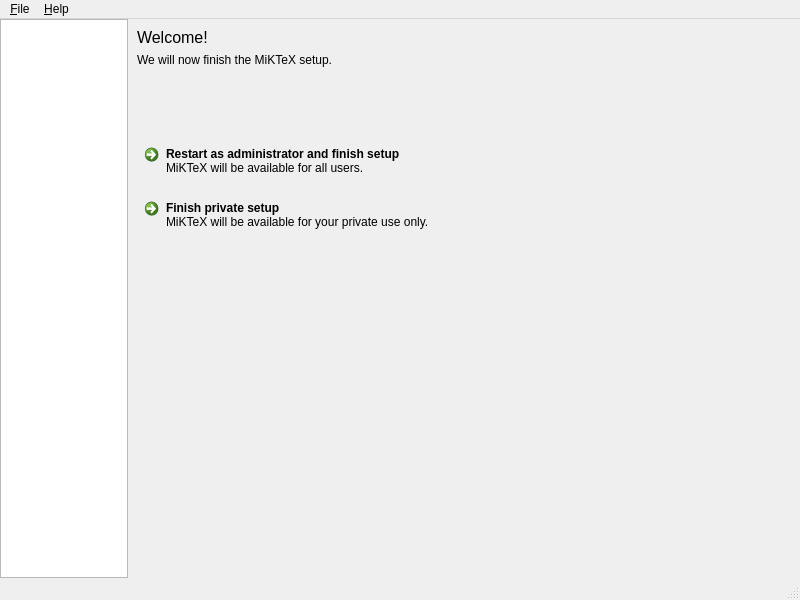
Above: Programs/MiKTeX/Console/Qt/mainwindow.ui from MiKTeX/miktex before the change. Below: the same form after it.
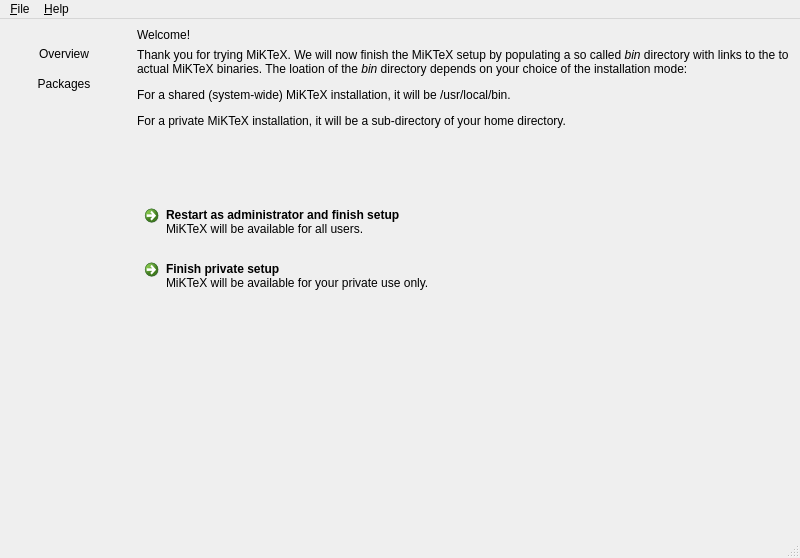
That is the form after the change. The open tabs and pages were chosen to show the change. Icons and pictures are not drawn.

Commit message: MiKTeX Console

```diff
--- a/Programs/MiKTeX/Console/Qt/mainwindow.ui
+++ b/Programs/MiKTeX/Console/Qt/mainwindow.ui
@@ -7,7 +7,7 @@
     <x>0</x>
     <y>0</y>
     <width>800</width>
-    <height>600</height>
+    <height>558</height>
    </rect>
   </property>
   <property name="windowTitle">
@@ -35,13 +35,93 @@
      <number>0</number>
     </property>
     <item>
-     <widget class="QListWidget" name="listWidget">
-      <property name="maximumSize">
+     <widget class="QWidget" name="verticalWidget" native="true">
+      <property name="sizePolicy">
+       <sizepolicy hsizetype="Fixed" vsizetype="Preferred">
+        <horstretch>0</horstretch>
+        <verstretch>0</verstretch>
+       </sizepolicy>
+      </property>
+      <property name="minimumSize">
        <size>
         <width>128</width>
-        <height>16777215</height>
+        <height>0</height>
        </size>
       </property>
+      <layout class="QVBoxLayout" name="verticalLayout_7">
+       <property name="spacing">
+        <number>0</number>
+       </property>
+       <property name="leftMargin">
+        <number>0</number>
+       </property>
+       <property name="topMargin">
+        <number>20</number>
+       </property>
+       <property name="rightMargin">
+        <number>0</number>
+       </property>
+       <property name="bottomMargin">
+        <number>0</number>
+       </property>
+       <item>
+        <widget class="QPushButton" name="pushButton_2">
+         <property name="minimumSize">
+          <size>
+           <width>0</width>
+           <height>30</height>
+          </size>
+         </property>
+         <property name="text">
+          <string>Overview</string>
+         </property>
+         <property name="checkable">
+          <bool>true</bool>
+         </property>
+         <property name="autoExclusive">
+          <bool>true</bool>
+         </property>
+         <property name="flat">
+          <bool>true</bool>
+         </property>
+        </widget>
+       </item>
+       <item>
+        <widget class="QPushButton" name="pushButton_3">
+         <property name="minimumSize">
+          <size>
+           <width>0</width>
+           <height>30</height>
+          </size>
+         </property>
+         <property name="text">
+          <string>Packages</string>
+         </property>
+         <property name="checkable">
+          <bool>true</bool>
+         </property>
+         <property name="autoExclusive">
+          <bool>true</bool>
+         </property>
+         <property name="flat">
+          <bool>true</bool>
+         </property>
+        </widget>
+       </item>
+       <item>
+        <spacer name="verticalSpacer_6">
+         <property name="orientation">
+          <enum>Qt::Vertical</enum>
+         </property>
+         <property name="sizeHint" stdset="0">
+          <size>
+           <width>20</width>
+           <height>40</height>
+          </size>
+         </property>
+        </spacer>
+       </item>
+      </layout>
      </widget>
     </item>
     <item>
@@ -53,11 +133,6 @@
        <layout class="QVBoxLayout" name="verticalLayout_6">
         <item>
          <widget class="QLabel" name="label_7">
-          <property name="font">
-           <font>
-            <pointsize>12</pointsize>
-           </font>
-          </property>
           <property name="text">
            <string>Welcome!</string>
           </property>
@@ -69,7 +144,10 @@
         <item>
          <widget class="QLabel" name="label_10">
           <property name="text">
-           <string>We will now finish the MiKTeX setup.</string>
+           <string>&lt;html&gt;&lt;head/&gt;&lt;body&gt;&lt;p&gt;Thank you for trying MiKTeX. We will now finish the MiKTeX setup by populating a so called &lt;span style=&quot; font-style:italic;&quot;&gt;bin&lt;/span&gt; directory with links to the to actual MiKTeX binaries. The loation of the &lt;span style=&quot; font-style:italic;&quot;&gt;bin&lt;/span&gt; directory depends on your choice of the installation mode:&lt;/p&gt;&lt;p&gt;For a shared (system-wide) MiKTeX installation, it will be /usr/local/bin.&lt;/p&gt;&lt;p&gt;For a private MiKTeX installation, it will be a sub-directory of your home directory.&lt;/p&gt;&lt;/body&gt;&lt;/html&gt;</string>
+          </property>
+          <property name="wordWrap">
+           <bool>true</bool>
           </property>
          </widget>
         </item>
```
Left out of the diff: 7 changed lines with no effect on the pictures. The commit also changes 1 other file.
